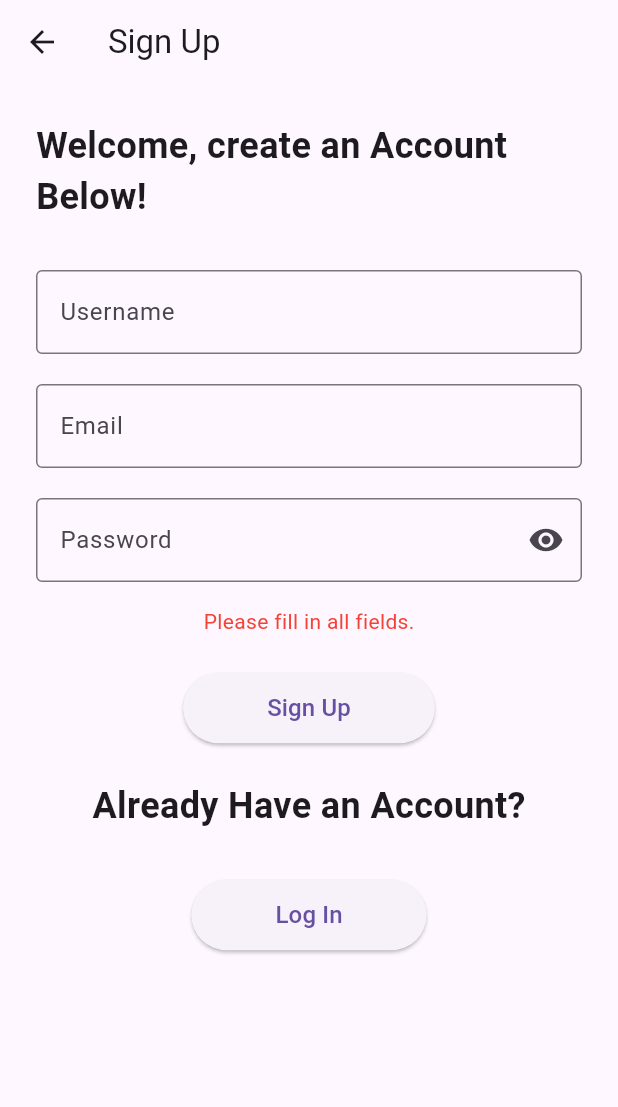
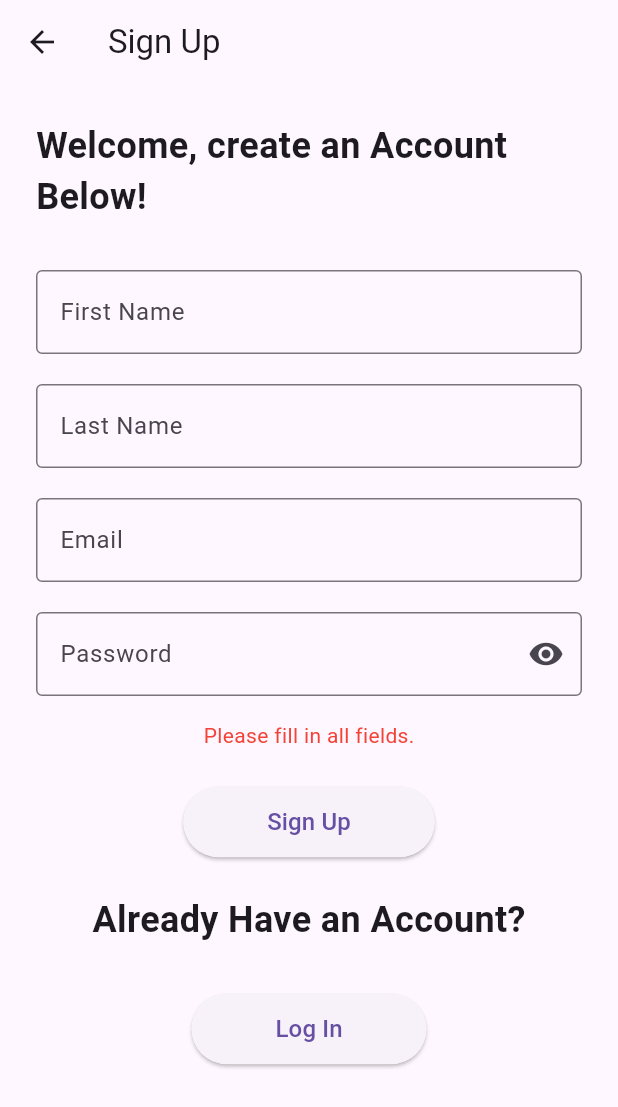
Before and after one commit to tojakar/Project26, a Flutter app: the SignUpPage screen opened directly, after a tap on "Sign Up", on a phone screen of 412 x 824 dp. Shown: the top 1107 px of the screen. Run offline on Flutter 3.47's test engine with Material 3 defaults, Android fonts, the phone set to English and light mode, and no system bars; our stand-ins replace shared_preferences; missing offline and left inert: dart_jsonwebtoken; accounts and stored records are empty.

Commit message:
Got login and create account api working

```diff
--- a/TestingFlutter/flutter_application_1/lib/SignUp_page.dart
+++ b/TestingFlutter/flutter_application_1/lib/SignUp_page.dart
@@ -1,5 +1,6 @@
 import 'package:flutter/material.dart';
 import 'package:flutter_application_1/Login_page.dart';
+import 'services/api_service.dart';
 
 class SignUpPage extends StatefulWidget {
   const SignUpPage({super.key});
@@ -9,43 +10,82 @@ class SignUpPage extends StatefulWidget {
 }
 
 class _SignUpPageState extends State<SignUpPage> {
-  final _usernameController = TextEditingController();
+  final _firstNameController = TextEditingController();
+  final _lastNameController = TextEditingController();
   final _emailController = TextEditingController();
   final _passwordController = TextEditingController();
 
-  final _usernameFocus = FocusNode();
+  final _firstNameFocus = FocusNode();
+  final _lastNameFocus = FocusNode();
   final _emailFocus = FocusNode();
   final _passwordFocus = FocusNode();
 
   bool _obscurePassword = true;
   String _errorMessage = '';
+  bool _isLoading = false;
 
   @override
   void dispose() {
-    _usernameController.dispose();
+    _firstNameController.dispose();
+    _lastNameController.dispose();
     _emailController.dispose();
     _passwordController.dispose();
-    _usernameFocus.dispose();
+    _firstNameFocus.dispose();
+    _lastNameFocus.dispose();
     _emailFocus.dispose();
     _passwordFocus.dispose();
     super.dispose();
   }
 
-  void _handleSignUp() {
-    final username = _usernameController.text.trim();
+  void _handleSignUp() async {
+    final firstName = _firstNameController.text.trim();
+    final lastName = _lastNameController.text.trim();
     final email = _emailController.text.trim();
     final password = _passwordController.text;
 
-    if (username.isEmpty || email.isEmpty || password.isEmpty) {
+    if (firstName.isEmpty || lastName.isEmpty || email.isEmpty || password.isEmpty) {
       setState(() => _errorMessage = 'Please fill in all fields.');
-    } else {
-      setState(() => _errorMessage = '');
-      print('Username: $username');
-      print('Email: $email');
-      print('Password: $password');
+      return;
+    }
 
-      // Navigate or connect to API here
-      // Navigator.pushReplacementNamed(context, '/home');
+    setState(() {
+      _errorMessage = '';
+      _isLoading = true;
+    });
+
+    try {
+      print('Attempting signup with email: $email'); // Debug print
+
+      // Call API with proper first and last names
+      final result = await ApiService.register(
+        firstName: firstName,
+        lastName: lastName,
+        email: email,
+        password: password,
+      );
+
+      print('Signup result: $result'); // Debug print
+
+      if (result['success'] == true) {
+        setState(() => _errorMessage = '');
+        // Navigate to login page
+        if (mounted) {
+          ScaffoldMessenger.of(context).showSnackBar(
+            const SnackBar(content: Text('Account created successfully! Please log in.')),
+          );
+          Navigator.pushReplacement(
+            context,
+            MaterialPageRoute(builder: (context) => const LoginPage()),
+          );
+        }
+      } else {
+        setState(() => _errorMessage = result['message'] ?? 'Registration failed');
+      }
+    } catch (e) {
+      print('Signup error: $e'); // Debug print
+      setState(() => _errorMessage = 'Network error: ${e.toString()}');
+    } finally {
+      setState(() => _isLoading = false);
     }
   }
 
@@ -63,13 +103,27 @@ class _SignUpPageState extends State<SignUpPage> {
             ),
             const SizedBox(height: 32),
 
-            // Username TextField
+            // First Name TextField
             TextField(
-              controller: _usernameController,
-              focusNode: _usernameFocus,
+              controller: _firstNameController,
+              focusNode: _firstNameFocus,
               decoration: InputDecoration(
-                labelText: 'Username',
-                hintText: _usernameController.text.isEmpty ? 'BestWater' : null,
+                labelText: 'First Name',
+                hintText: _firstNameController.text.isEmpty ? 'John' : null,
+                border: const OutlineInputBorder(),
+              ),
+              onChanged: (_) => setState(() {}),
+              onTap: () => setState(() {}),
+            ),
+            const SizedBox(height: 20),
+
+            // Last Name TextField
+            TextField(
+              controller: _lastNameController,
+              focusNode: _lastNameFocus,
+              decoration: InputDecoration(
+                labelText: 'Last Name',
+                hintText: _lastNameController.text.isEmpty ? 'Doe' : null,
                 border: const OutlineInputBorder(),
               ),
               onChanged: (_) => setState(() {}),
@@ -83,7 +137,7 @@ class _SignUpPageState extends State<SignUpPage> {
               focusNode: _emailFocus,
               decoration: InputDecoration(
                 labelText: 'Email',
-                hintText: _emailController.text.isEmpty ? 'example@email.com' : null,
+                hintText: _emailController.text.isEmpty ? 'john.doe@example.com' : null,
                 border: const OutlineInputBorder(),
               ),
               keyboardType: TextInputType.emailAddress,
@@ -113,6 +167,7 @@ class _SignUpPageState extends State<SignUpPage> {
             ),
             const SizedBox(height: 16),
 
+            // Error message display
             if (_errorMessage.isNotEmpty)
               Text(
                 _errorMessage,
@@ -120,11 +175,14 @@ class _SignUpPageState extends State<SignUpPage> {
               ),
             const SizedBox(height: 24),
 
+            // Sign Up Button
             ElevatedButton(
-              onPressed: _handleSignUp,
-              child: const Padding(
-                padding: EdgeInsets.symmetric(horizontal: 32, vertical: 12),
-                child: Text('Sign Up', style: TextStyle(fontSize: 16)),
+              onPressed: _isLoading ? null : _handleSignUp,
+              child: Padding(
+                padding: const EdgeInsets.symmetric(horizontal: 32, vertical: 12),
+                child: _isLoading
+                  ? const CircularProgressIndicator(color: Colors.white)
+                  : const Text('Sign Up', style: TextStyle(fontSize: 16)),
               ),
             ),
 
@@ -137,6 +195,7 @@ class _SignUpPageState extends State<SignUpPage> {
 
             const SizedBox(height: 32),
 
+            // Login Button
             ElevatedButton(
               onPressed: () {
                   Navigator.push(
```
Also changed, not shown: TestingFlutter/flutter_application_1/lib/Login_page.dart (+53 -11 lines), TestingFlutter/flutter_application_1/lib/services/api_service.dart (+118 -68 lines), TestingFlutter/flutter_application_1/pubspec.yaml (+3 -69 lines), TestingFlutter/flutter_application_1/pubspec.lock.
